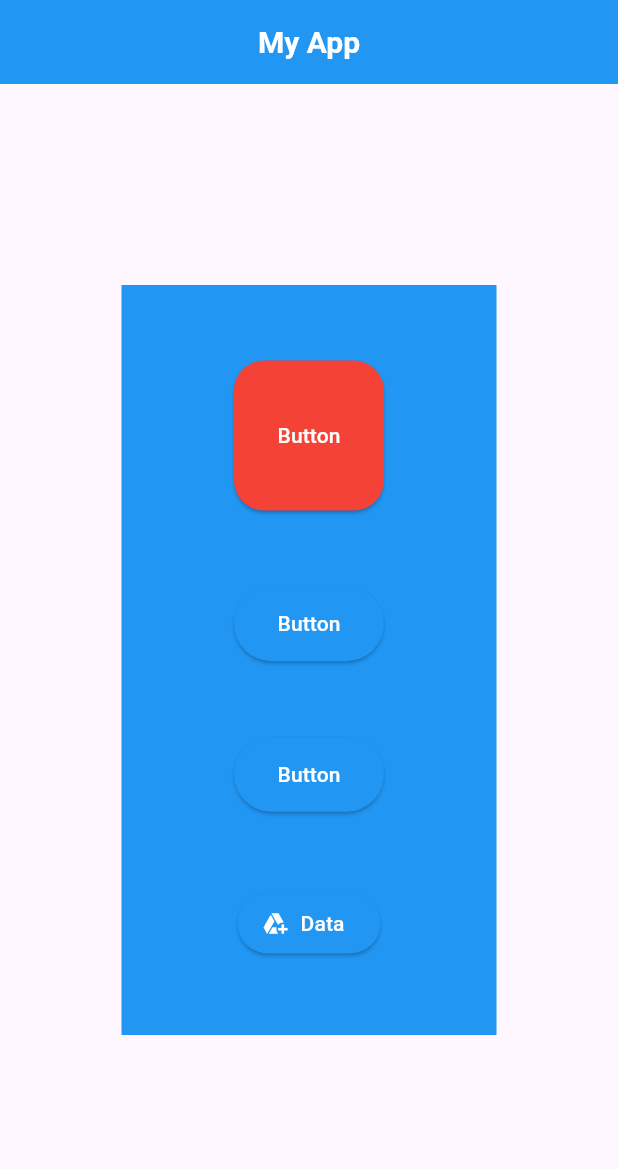
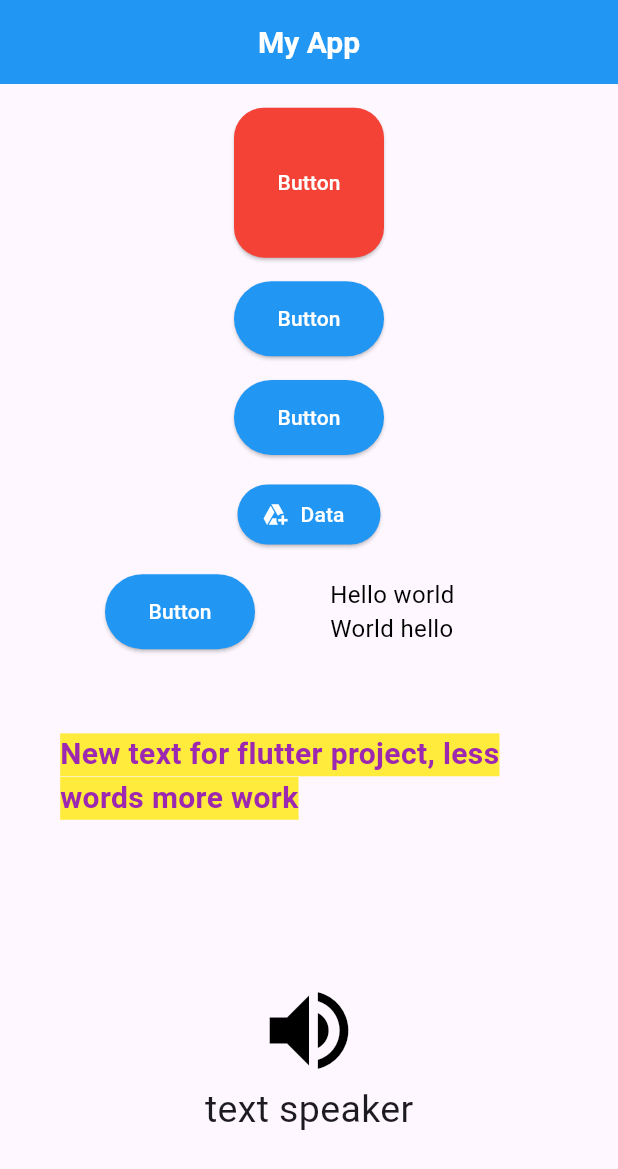
Before and after one commit to Asteorid/flutter2.5, a Flutter app: the screen it shows after launch, on a phone screen of 412 x 824 dp. Shown: the top 1169 px of the screen. Run offline on Flutter 3.47's test engine with Material 3 defaults, Android fonts, the phone set to English and light mode, and no system bars.

Commit message:
first commit

```diff
--- a/lib/main.dart
+++ b/lib/main.dart
@@ -5,7 +5,7 @@ void main() {
 }
 
 class MyApp extends StatelessWidget {
-  const MyApp({super.key, Key? key});
+  const MyApp({super.key, Key});
 
   @override
   Widget build(BuildContext context) {
@@ -28,10 +28,6 @@ class MyApp extends StatelessWidget {
           backgroundColor: Colors.blue,
         ),
         body: Center(
-          child: Container(
-            color: Colors.blue,
-            height: 500,
-            width: 250,
           child: Column(
             mainAxisAlignment: MainAxisAlignment.spaceEvenly,
             children: <Widget>[
@@ -83,8 +79,69 @@ class MyApp extends StatelessWidget {
                   style: TextStyle(color: Colors.white),
                 ),
               ),
+              Padding(
+                padding: EdgeInsets.only(left: 70),
+                child: Row(
+                  children: <Widget>[
+                    ElevatedButton(
+                      onPressed: () {},
+                      style: ElevatedButton.styleFrom(
+                        backgroundColor: Colors.blue,
+                        minimumSize: const Size(100, 50),
+                      ),
+                      child: const Text(
+                        'Button',
+                        style: TextStyle(color: Colors.white),
+                      ),
+                    ),
+                    SizedBox(
+                      width: 50,
+                    ),
+                    Column(
+                      crossAxisAlignment: CrossAxisAlignment.start,
+                      children: <Widget>[
+                        Text(
+                          'Hello world',
+                          style: TextStyle(color: Colors.black, fontSize: 16),
+                        ),
+                        Text(
+                          'World hello',
+                          style: TextStyle(color: Colors.black, fontSize: 16),
+                        ),
                       ],
                     ),
+                  ],
+                ),
+              ),
+              Padding(
+                padding: EdgeInsets.all(40),
+                child: Text(
+                  'New text for flutter project, less words more work',
+                  style: TextStyle(
+                      backgroundColor: Colors.yellow,
+                      color: Colors.purple,
+                      fontSize: 20,
+                      fontWeight: FontWeight.bold),
+                ),
+              ),
+              Padding(
+                padding: EdgeInsets.all(50),
+                child: Column(
+                  mainAxisAlignment: MainAxisAlignment.spaceEvenly,
+                  children: <Widget>[
+                    Icon(
+                      Icons.volume_up,
+                      color: Colors.black,
+                      size: 70,
+                    ),
+                    Text(
+                      'text speaker',
+                      style: TextStyle(fontSize: 25),
+                    ),
+                  ],
+                ),
+              ),
+            ],
           ),
         ),
       ),
```
Lines whose indentation alone changed are shown as unchanged.
